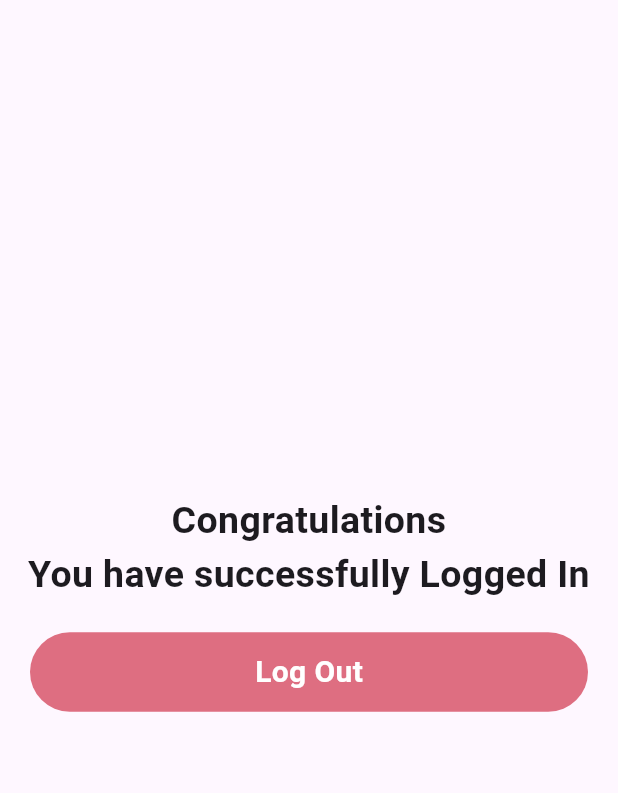
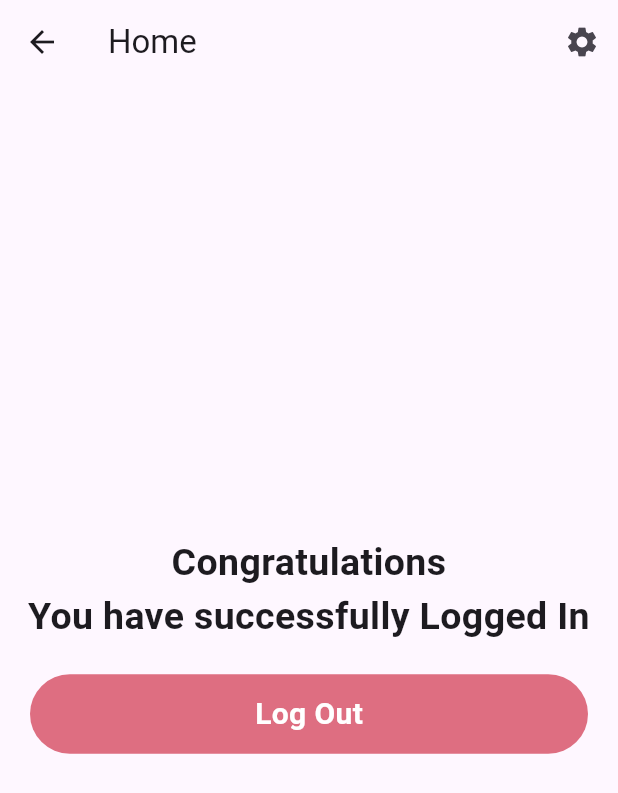
Before and after one commit to ShaikMoosa/halima_new, a Flutter app: the HomeScreen screen opened by its route, on a phone screen of 412 x 824 dp. Shown: the top 793 px of the screen. Run offline on Flutter 3.47's test engine with Material 3 defaults, Android fonts, the phone set to English and light mode, and no system bars; our stand-ins replace cloud_firestore, firebase_auth, firebase_core, google_sign_in; accounts and stored records are empty.

Commit message:
add settings icon to navigate to setting page

```diff
--- a/lib/home_screen.dart
+++ b/lib/home_screen.dart
@@ -3,6 +3,7 @@ import 'package:flutter/material.dart';
 import 'package:myapp/button.dart';
 import 'package:myapp/google_auth.dart';
 import 'login.dart';
+import 'settings.dart'; // Import the settings page
 
 class HomeScreen extends StatefulWidget {
   const HomeScreen({super.key});
@@ -18,6 +19,22 @@ class _HomeScreenState extends State<HomeScreen> {
     User? user = FirebaseAuth.instance.currentUser;
 
     return Scaffold(
+      appBar: AppBar(
+        title: const Text("Home"),
+        actions: [
+          IconButton(
+            icon: const Icon(Icons.settings),
+            onPressed: () {
+              // Navigate to the settings page
+              Navigator.of(context).push(
+                MaterialPageRoute(
+                  builder: (context) => SettingsPage(),
+                ),
+              );
+            },
+          ),
+        ],
+      ),
       body: Center(
         child: Column(
           mainAxisAlignment: MainAxisAlignment.center,
@@ -27,7 +44,6 @@ class _HomeScreenState extends State<HomeScreen> {
               textAlign: TextAlign.center,
               style: TextStyle(fontSize: 25, fontWeight: FontWeight.bold),
             ),
-
             // Logout button
             MyButtons(
               onTap: () async {
```
